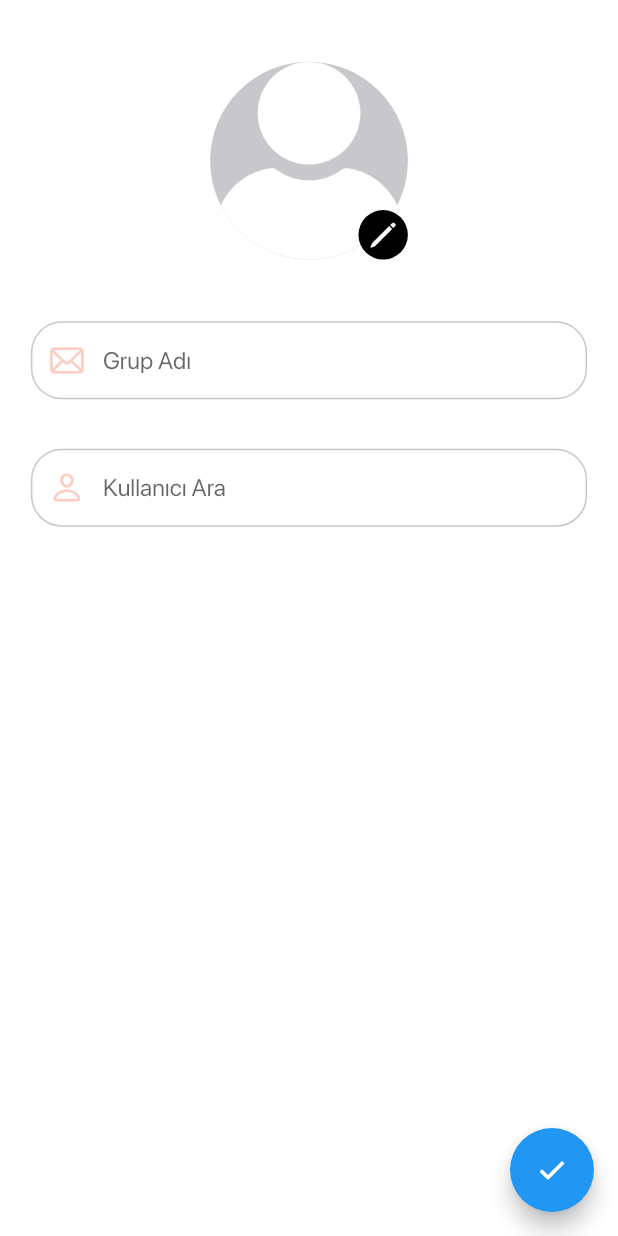
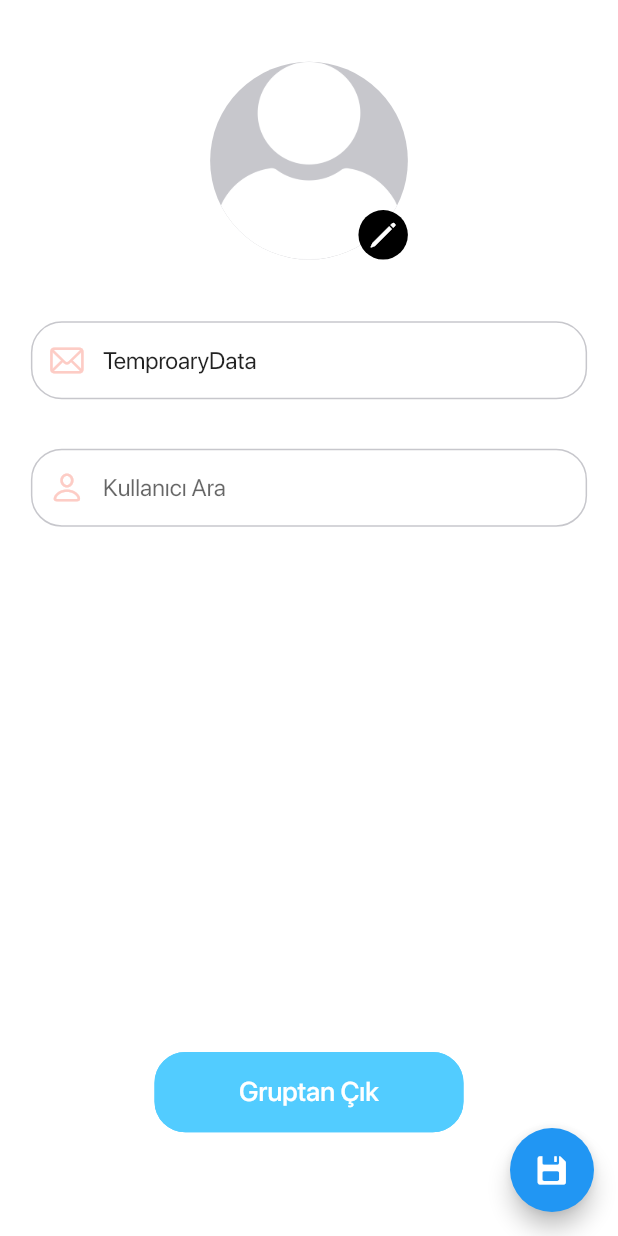
Before and after one commit to mlafci/paypara, a Flutter app: the GroupSettingView screen opened directly, on a phone screen of 412 x 824 dp. Run offline on Flutter 3.47's test engine with Material 2 defaults, Android fonts, the phone set to English and light mode, and no system bars; our stand-ins replace image_cropper, image_picker, shared_preferences; accounts and stored records are empty; network calls fail.

Commit message:
group setting ekranı düzeltmeler

```diff
--- a/lib/ui/views/group/group_setting_view.dart
+++ b/lib/ui/views/group/group_setting_view.dart
@@ -36,6 +36,7 @@ class _GroupSettingViewState extends State<GroupSettingView> {
         color: ColorManager.instance.pink,
       ),
     );
+    groupName.controller.text = "TemproaryData" ;
     userName = TextInputModel(
       hintText: "Kullanıcı Ara",
       icon: Icon(
@@ -55,6 +56,7 @@ class _GroupSettingViewState extends State<GroupSettingView> {
     Utility.width =
         MediaQueryData.fromWindow(WidgetsBinding.instance.window).size.width;
     return Scaffold(
+      resizeToAvoidBottomInset : false,
       appBar: AppBar(
         toolbarHeight: 0,
         backgroundColor: ColorManager.instance.white,
@@ -62,16 +64,17 @@ class _GroupSettingViewState extends State<GroupSettingView> {
       ),
       floatingActionButton: FloatingActionButton(
         onPressed: () {
-          GroupService.instance.addGroup(
-            context: context,
-            groupName: groupName,
-            currencyType: type,
-            image: groupImage.image,
-            groupUser: groupUser,
-          );
+          print("Kaydetme Servisi");
+          // GroupService.instance.addGroup(
+          //   context: context,
+          //   groupName: groupName,
+          //   currencyType: type,
+          //   image: groupImage.image,
+          //   groupUser: groupUser,
+          // );
         },
         child: Icon(
-          CupertinoIcons.checkmark_alt,
+          CupertinoIcons.floppy_disk,
         ),
       ),
       body: Container(
@@ -217,6 +220,7 @@ class _GroupSettingViewState extends State<GroupSettingView> {
                                               CupertinoDialogAction(
                                                 child: const Text('No'),
                                                 onPressed: () {
+                                                  FocusScope.of(context).unfocus();
                                                   Navigator.pop(context);
                                                 },
                                               ),
@@ -224,6 +228,7 @@ class _GroupSettingViewState extends State<GroupSettingView> {
                                                 child: const Text('Yes'),
                                                 isDestructiveAction: true,
                                                 onPressed: () {
+                                                  //FocusScope.of(context).unfocus();
                                                   setState(() {
                                                      groupUser.result.removeAt(index);
                                                   });
@@ -298,6 +303,7 @@ class _GroupSettingViewState extends State<GroupSettingView> {
                                               CupertinoDialogAction(
                                                 child: const Text('No'),
                                                 onPressed: () {
+                                                  FocusScope.of(context).unfocus();
                                                   Navigator.pop(context);
                                                 },
                                               ),
@@ -312,6 +318,7 @@ class _GroupSettingViewState extends State<GroupSettingView> {
                                                             .user
                                                             .result[index]);
                                                   });
+                                                  FocusScope.of(context).unfocus();
                                                   Navigator.pop(context);
                                                 },
                                               )
@@ -348,7 +355,18 @@ class _GroupSettingViewState extends State<GroupSettingView> {
                       ),
                     ),
                   )
-                : Container(),
+                : Container(height: Utility.dynamicHeight(0.305)),
+              Container(
+              margin: EdgeInsets.only(bottom:Utility.dynamicHeight(0.02)),
+              width: Utility.dynamicWidth(0.5),
+              child: button(
+                text: "Gruptan Çık",
+                isPrimary: true,
+                function: () {
+                  print("Gruptan Çık Servisi");
+                },
+              ),
+            )
           ],
         ),
       ),
```
Also changed, not shown: assets/readme/Group Ayarlar Sayfası Silme İşlemi.PNG (added), assets/readme/Group Ayarlar Sayfası.PNG (added).
